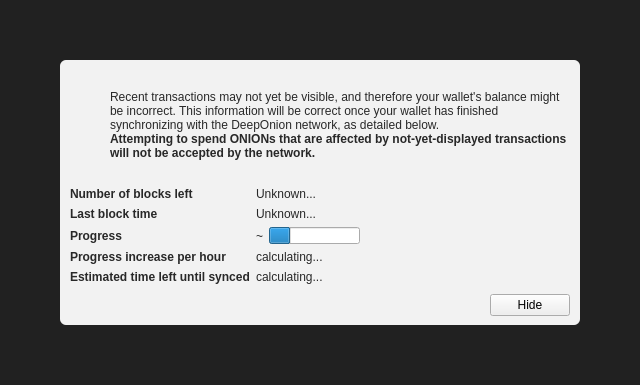
Qt form src/qt/forms/modaloverlay.ui (deeponion/deeponion) before a commit.
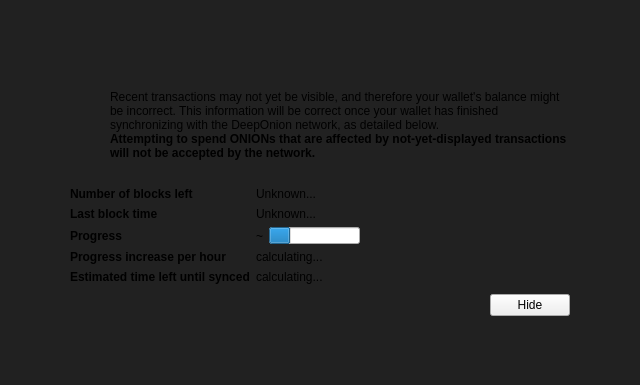
The same form after that commit. Icons and pictures are not drawn. Custom widgets are drawn as their Qt base class.

The edit to the form file:
```diff
--- a/src/qt/forms/modaloverlay.ui
+++ b/src/qt/forms/modaloverlay.ui
@@ -49,11 +49,6 @@
       </property>
       <item>
        <widget class="QWidget" name="contentWidget" native="true">
-        <property name="styleSheet">
-         <string notr="true">#contentWidget { background: rgba(255,255,255,240); border-radius: 6px; }
-
-QLabel { color: rgb(40,40,40);  }</string>
-        </property>
         <layout class="QVBoxLayout" name="verticalLayoutSub" stretch="1,0,0,0">
          <property name="spacing">
           <number>0</number>
```
Left out of the diff: 5 changed lines with no effect on the pictures.
